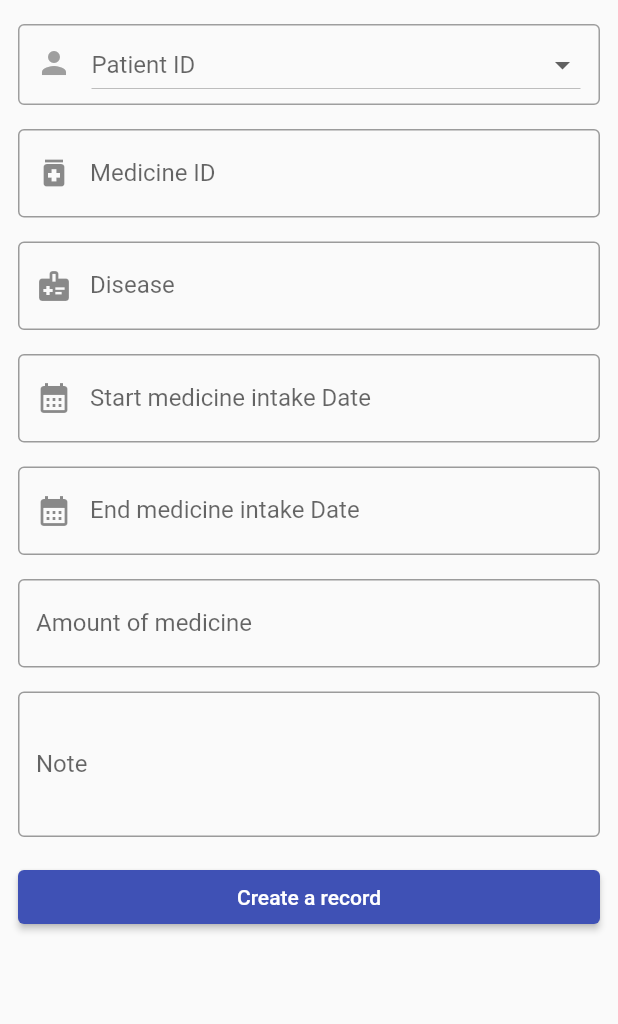
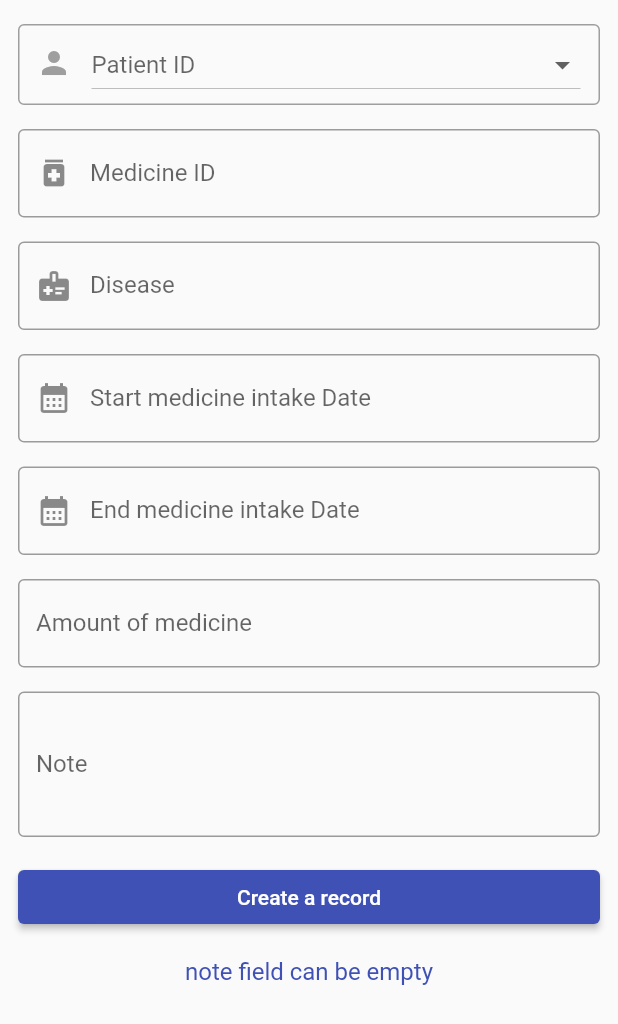
Before and after one commit to Panichito/Overdose-Software, a Flutter app: the AddRecordPage screen opened directly, after a tap on "Create a record", on a phone screen of 412 x 824 dp. Shown: the top 1024 px of the screen. Run offline on Flutter 3.47's test engine with Material 2 defaults, Android fonts, the phone set to English and light mode, and no system bars; our stand-ins replace searchfield, shared_preferences; accounts and stored records are empty.

Commit message:
try snackbar in addRecordPage

```diff
--- a/app/lib/pages/addRecord.dart
+++ b/app/lib/pages/addRecord.dart
@@ -12,7 +12,7 @@ class AddRecordPage extends StatefulWidget {
 }
 
 class _AddRecordPageState extends State<AddRecordPage> {
-  String result='';
+  String result='note field can be empty';
   String? patientId;
   // final patientIdController = TextEditingController();
   final medicineIdController = TextEditingController();
@@ -58,8 +58,7 @@ class _AddRecordPageState extends State<AddRecordPage> {
             DateTime timeStart = DateTime.parse(startDateController.text);
             DateTime timeEnd = DateTime.parse(endDateController.text);
             if(patientId == null || medicineIdController.text.isEmpty || diseaseController.text.isEmpty ||
-                startDateController.text.isEmpty || endDateController.text.isEmpty || amountController.text.isEmpty
-                || noteController.text.isEmpty) {
+                startDateController.text.isEmpty || endDateController.text.isEmpty || amountController.text.isEmpty) {
               setState(() {
                 result='Please input all information';
               });
@@ -75,9 +74,20 @@ class _AddRecordPageState extends State<AddRecordPage> {
                 result='Create a record successfully';
               });
             }
+            final snackBar = SnackBar(
+              content: Text(result),
+              action: SnackBarAction(
+                label: 'Undo',
+                onPressed: () {
+                  print("Dafuq, I didn't implement it yet!");
+                },
+              ),
+            );
+            ScaffoldMessenger.of(context).showSnackBar(snackBar);
           }, child: Text('Create a record')),
           const SizedBox(height: 16),
-          Center(child: Text(result, style: TextStyle(color: Colors.indigo, fontSize: 16)))
+          Center(child: Text(result, style: TextStyle(color: Colors.indigo, fontSize: 16))),
+          const SizedBox(height: 20),  // โดน navbar บัง
         ],
       ),
     );
```
